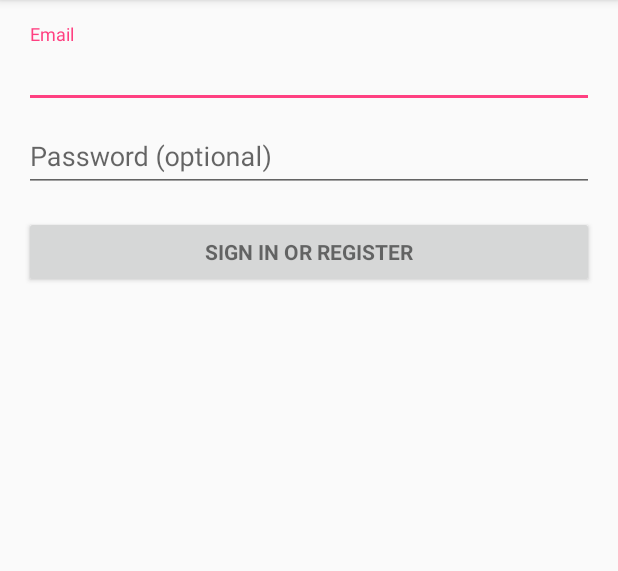
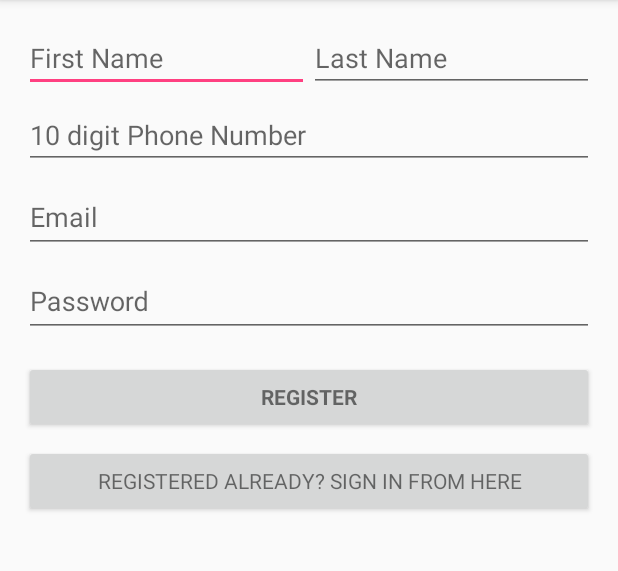
Before and after one commit to jatin039/DiCard, an Android app: the screen it shows after launch (LoginActivity), on a phone screen of 412 x 824 dp, the part 84-655 px from its top. Run offline under Robolectric (Android 15) with nearby library versions, the phone set to English and light mode, and no system bars; 2 statements that could not run were skipped.

Commit message:
Layout changes for login Activity

```diff
--- a/app/build.gradle
+++ b/app/build.gradle
@@ -28,3 +28,4 @@ dependencies {
     compile 'com.android.support:design:24.2.1'
     testCompile 'junit:junit:4.12'
 }
+apply plugin: 'com.google.gms.google-services'
--- a/app/src/main/java/jtsingla/developer/app/dicard/LoginActivity.java
+++ b/app/src/main/java/jtsingla/developer/app/dicard/LoginActivity.java
@@ -83,7 +83,7 @@ public class LoginActivity extends AppCompatActivity implements LoaderCallbacks<
             }
         });
 
-        Button mEmailSignInButton = (Button) findViewById(R.id.email_sign_in_button);
+        Button mEmailSignInButton = (Button) findViewById(R.id.email_register_button);
         mEmailSignInButton.setOnClickListener(new OnClickListener() {
             @Override
             public void onClick(View view) {
--- a/app/src/main/res/layout/activity_login.xml
+++ b/app/src/main/res/layout/activity_login.xml
@@ -30,6 +30,39 @@
             android:layout_height="wrap_content"
             android:orientation="vertical">
 
+            <LinearLayout
+                android:layout_width="fill_parent"
+                android:layout_height="wrap_content"
+                android:orientation="horizontal"
+                android:weightSum="2">
+
+                <EditText
+                    android:id="@+id/first_name"
+                    android:layout_width="wrap_content"
+                    android:layout_height="wrap_content"
+                    android:layout_weight="1"
+                    android:hint="@string/prompt_first_name"
+                    android:inputType="textPersonName"
+                    android:maxLines="1"/>
+
+                <EditText
+                    android:id="@+id/last_name"
+                    android:layout_width="wrap_content"
+                    android:layout_height="match_parent"
+                    android:hint="@string/prompt_last_name"
+                    android:inputType="textPersonName"
+                    android:layout_weight="1"
+                    android:maxLines="1"/>
+            </LinearLayout>
+
+            <EditText
+                android:layout_width="match_parent"
+                android:layout_height="wrap_content"
+                android:id="@+id/phone_number"
+                android:inputType="phone"
+                android:maxLines="1"
+                android:hint="@string/prompt_number"
+                android:paddingTop="16dp"/>
             <android.support.design.widget.TextInputLayout
                 android:layout_width="match_parent"
                 android:layout_height="wrap_content">
@@ -64,13 +97,22 @@
             </android.support.design.widget.TextInputLayout>
 
             <Button
-                android:id="@+id/email_sign_in_button"
+                android:id="@+id/email_register_button"
                 style="?android:textAppearanceSmall"
                 android:layout_width="match_parent"
                 android:layout_height="wrap_content"
                 android:layout_marginTop="16dp"
+                android:text="@string/action_register"
+                android:textStyle="bold" />
+
+            <Button
+                android:id="@+id/email_sign_in_button"
+                android:layout_width="match_parent"
+                android:layout_height="wrap_content"
+                android:layout_marginTop="8dp"
+                style="?android:textAppearanceSmall"
                 android:text="@string/action_sign_in"
-                android:textStyle="bold" />
+                android:textStyle="normal"/>
 
         </LinearLayout>
     </ScrollView>
--- a/app/src/main/res/values/strings.xml
+++ b/app/src/main/res/values/strings.xml
@@ -3,8 +3,9 @@
 
     <!-- Strings related to login -->
     <string name="prompt_email">Email</string>
-    <string name="prompt_password">Password (optional)</string>
-    <string name="action_sign_in">Sign in or register</string>
+    <string name="prompt_password">Password</string>
+    <string name="action_sign_in">Registered already? Sign in from here</string>
+    <string name="action_register">Register</string>
     <string name="action_sign_in_short">Sign in</string>
     <string name="error_invalid_email">This email address is invalid</string>
     <string name="error_invalid_password">This password is too short</string>
@@ -13,4 +14,7 @@
     <string name="permission_rationale">"Contacts permissions are needed for providing email
         completions."
     </string>
+    <string name="prompt_first_name">First Name</string>
+    <string name="prompt_last_name">Last Name</string>
+    <string name="prompt_number">10 digit Phone Number</string>
 </resources>
--- a/build.gradle
+++ b/build.gradle
@@ -6,7 +6,7 @@ buildscript {
     }
     dependencies {
         classpath 'com.android.tools.build:gradle:2.2.1'
-
+        classpath 'com.google.gms:google-services:3.0.0'
         // NOTE: Do not place your application dependencies here; they belong
         // in the individual module build.gradle files
     }
```
Also changed, not shown: 1 other file.
